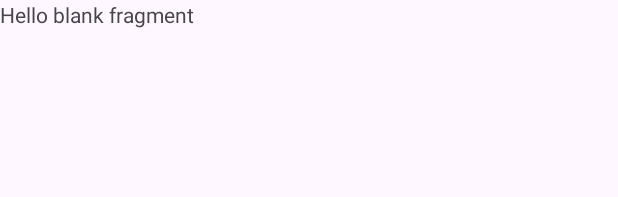
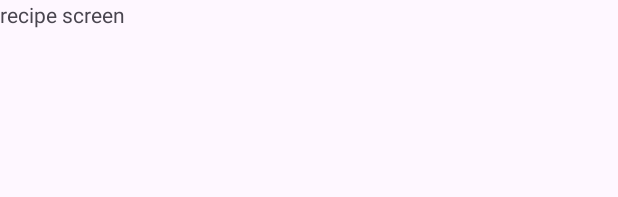
Before and after one commit to Krupal60/FitFeast, an Android app: the layout fragment_recipes.xml on its own in the app's theme, with its tools: preview values and no code run, on a phone screen of 412 x 824 dp. Shown: the top 197 px of the screen. Run offline under Robolectric (Android 15) with nearby library versions, the phone set to English and light mode, and no system bars.

Commit message:
fragments inside text change

```diff
--- a/app/src/main/res/layout/fragment_home_screen.xml
+++ b/app/src/main/res/layout/fragment_home_screen.xml
@@ -9,6 +9,6 @@
     <TextView
         android:layout_width="match_parent"
         android:layout_height="match_parent"
-        android:text="@string/hello_blank_fragment" />
+        android:text="workout screen" />
 
 </androidx.constraintlayout.widget.ConstraintLayout>
--- a/app/src/main/res/layout/fragment_recipes.xml
+++ b/app/src/main/res/layout/fragment_recipes.xml
@@ -9,6 +9,6 @@
     <TextView
         android:layout_width="match_parent"
         android:layout_height="match_parent"
-        android:text="@string/hello_blank_fragment" />
+        android:text="recipe screen" />
 
 </FrameLayout>
```
